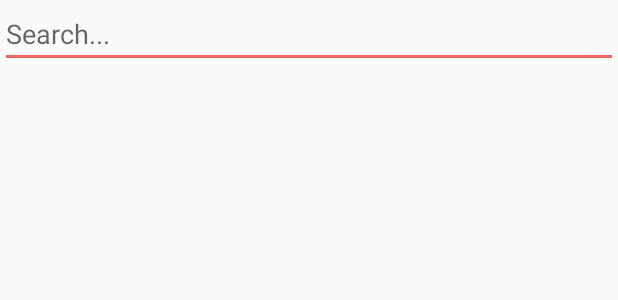
After one commit to Sebmins/BrunelSports, an Android app: the layout search_main.xml on its own in the app's theme, with its tools: preview values and no code run, on a phone screen of 412 x 824 dp. The commit adds this screen. Shown: the top 300 px of the screen. Run offline under Robolectric (Android 15) with nearby library versions, the phone set to English and light mode, and no system bars.

Commit message:
Added a general search page for the app

```diff
--- /dev/null
+++ b/app/src/main/res/layout/search_main.xml
@@ -0,0 +1,28 @@
+<?xml version="1.0" encoding="utf-8"?>
+<LinearLayout xmlns:android="http://schemas.android.com/apk/res/android"
+    android:orientation="vertical" android:layout_width="match_parent"
+    android:layout_height="match_parent">
+
+    <EditText
+        android:id="@+id/txtsearch"
+        android:layout_width="match_parent"
+        android:layout_height="wrap_content"
+        android:hint="Search..."
+        android:inputType="text"
+        android:maxLines="1"
+
+        />
+
+    <ListView
+        android:id="@+id/listview"
+        android:layout_width="match_parent"
+        android:layout_height="wrap_content"
+        android:layout_marginRight="28dip">
+
+
+        >
+
+    </ListView>
+
+
+</LinearLayout>
--- a/app/src/main/res/menu/activity_main_actions.xml
+++ b/app/src/main/res/menu/activity_main_actions.xml
@@ -21,11 +21,11 @@
             app:showAsAction="collapseActionView" />
 -->
 
-    <item android:id="@+id/toolbar"
+    <item android:id="@+id/action_search"
         android:title="@string/search"
         android:icon="@drawable/ic_search"
-        app:actionViewClass="android.widget.SearchView"
-        app:showAsAction="collapseActionView|always" />
+
+        app:showAsAction="ifRoom" />
 
 
 </menu>
```
Also changed, not shown: app/src/main/AndroidManifest.xml (+11 -0 lines), app/src/main/java/com/example/zel/dashboardnew/MainActivity.java (+7 -2 lines), app/src/main/java/com/example/zel/dashboardnew/searchActivity.java (added, +92 -0 lines), app/src/main/res/layout/search_list_item.xml (added, +18 -0 lines), 197 other files.
